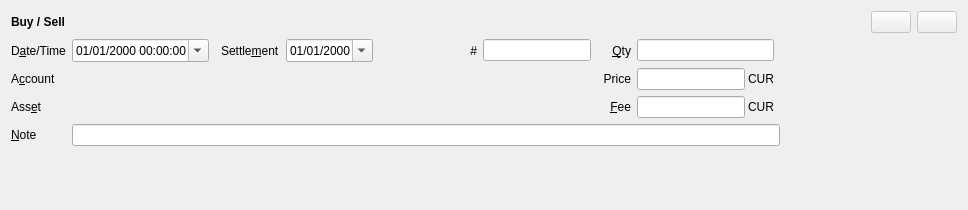
First picture: the form in jal/ui/widgets/trade_operation.ui, repository titov-vv/jal, before the edit.
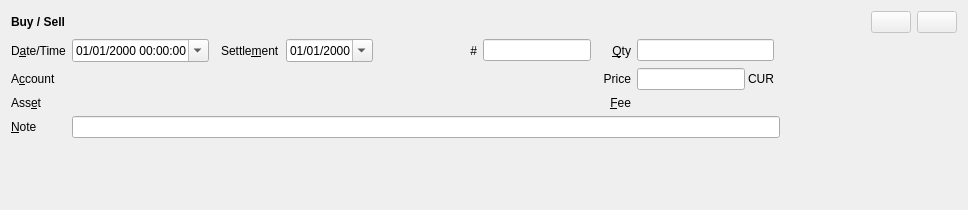
Second picture: the form after the edit. Custom widgets are drawn as their Qt base class.

Commit message: The five operation editors drive the fee through FeeWidget. End of the dual fee write.

Patch:
```diff
--- a/jal/ui/widgets/trade_operation.ui
+++ b/jal/ui/widgets/trade_operation.ui
@@ -78,37 +78,7 @@
     </layout>
    </item>
    <item row="3" column="10">
-    <layout class="QHBoxLayout" name="feeCurrencyBox">
-     <property name="spacing">
-      <number>3</number>
-     </property>
-     <property name="leftMargin">
-      <number>0</number>
-     </property>
-     <property name="topMargin">
-      <number>0</number>
-     </property>
-     <property name="rightMargin">
-      <number>0</number>
-     </property>
-     <property name="bottomMargin">
-      <number>0</number>
-     </property>
-     <item>
-      <widget class="QLineEdit" name="fee_edit">
-       <property name="alignment">
-        <set>Qt::AlignmentFlag::AlignRight|Qt::AlignmentFlag::AlignTrailing|Qt::AlignmentFlag::AlignVCenter</set>
-       </property>
-      </widget>
-     </item>
-     <item>
-      <widget class="AccountCurrencyLabel" name="currency_fee">
-       <property name="text">
-        <string>CUR</string>
-       </property>
-      </widget>
-     </item>
-    </layout>
+    <widget class="FeeWidget" name="fee_widget" native="true"/>
    </item>
    <item row="1" column="0">
     <widget class="QLabel" name="date_label">
@@ -194,7 +164,7 @@
       <set>Qt::AlignmentFlag::AlignRight|Qt::AlignmentFlag::AlignTrailing|Qt::AlignmentFlag::AlignVCenter</set>
      </property>
      <property name="buddy">
-      <cstring>fee_edit</cstring>
+      <cstring>fee_widget</cstring>
      </property>
     </widget>
    </item>
@@ -345,6 +315,12 @@
    <header>jal/widgets/reference_selector.h</header>
    <container>1</container>
   </customwidget>
+  <customwidget>
+   <class>FeeWidget</class>
+   <extends>QWidget</extends>
+   <header>jal/widgets/fee_widget.h</header>
+   <container>0</container>
+  </customwidget>
   <customwidget>
    <class>AccountCurrencyLabel</class>
    <extends>QLabel</extends>
```
Left out of the diff: 2 changed lines with no effect on the pictures. The commit also changes 23 other files.
